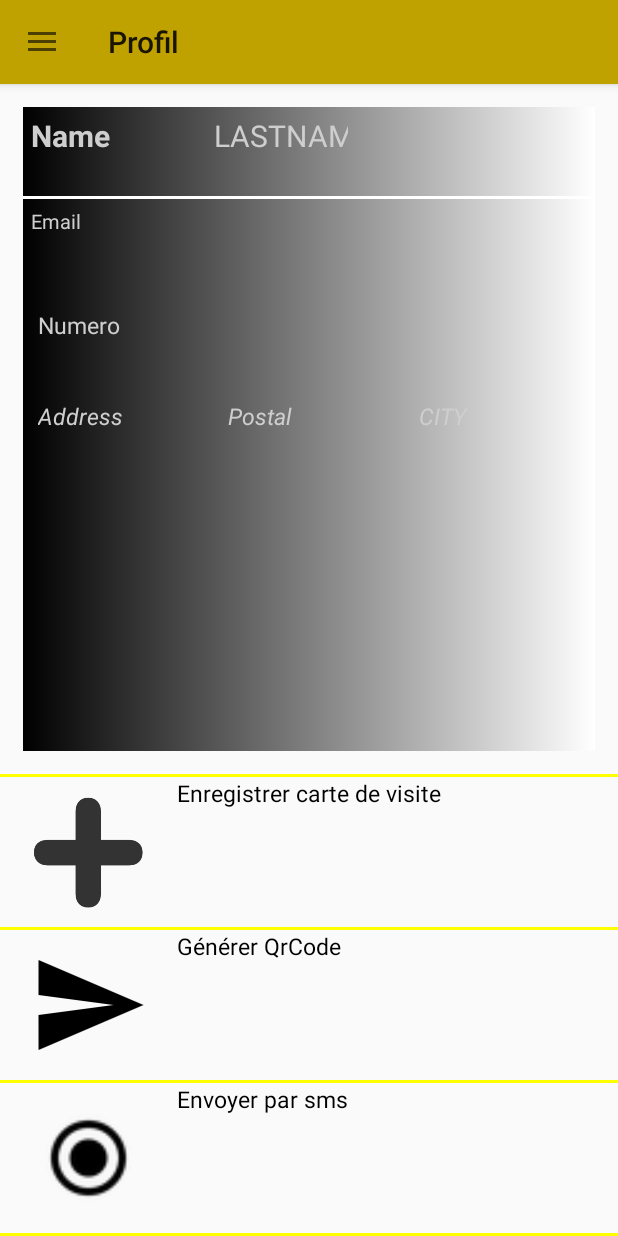
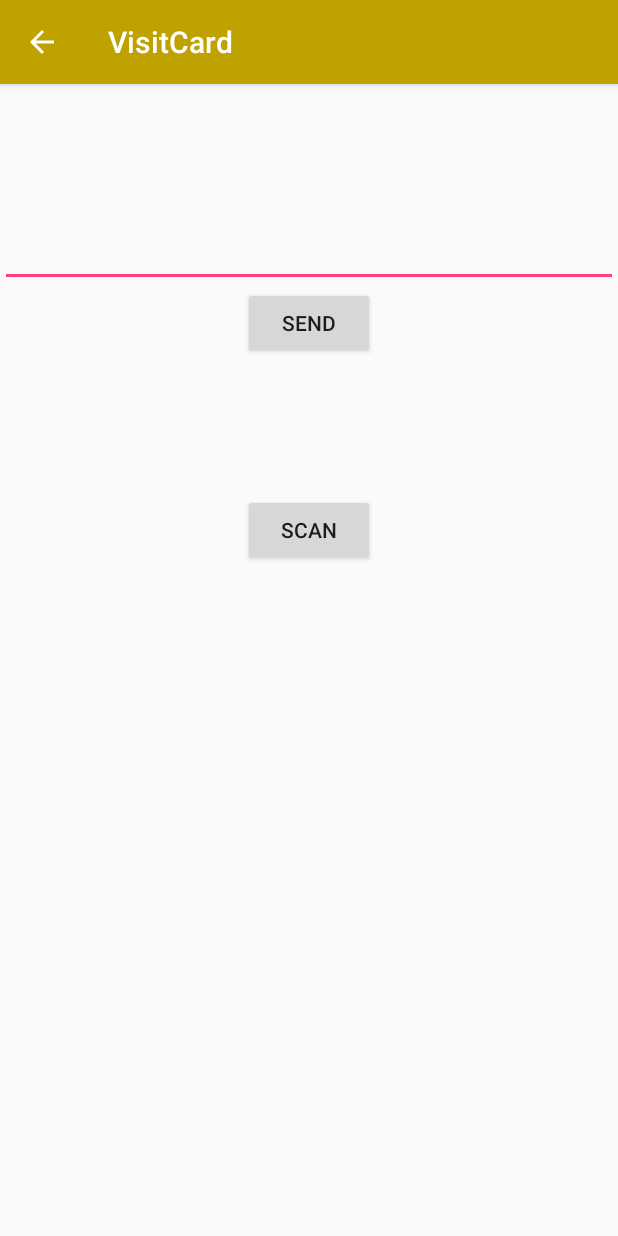
Before and after one commit to maumauuu/info-embarque-carte-de-visite, an Android app: the ProfilFragment screen opened directly, with no data from a screen before it, after a tap on "Envoyer par sms", on a phone screen of 412 x 824 dp. Run offline under Robolectric (Android 15) with nearby library versions, the phone set to English and light mode, and no system bars.

Commit message:
modification envoie du sms

```diff
--- a/app/src/main/AndroidManifest.xml
+++ b/app/src/main/AndroidManifest.xml
@@ -37,6 +37,9 @@
         <activity android:name=".CarteContact"
             android:parentActivityName=".MainActivity">
        </activity>
+        <activity android:name=".PhoneNumber"
+            android:parentActivityName=".MainActivity">
+        </activity>
     </application>
 
 </manifest>
--- a/app/src/main/java/com/CDV/MainActivity.java
+++ b/app/src/main/java/com/CDV/MainActivity.java
@@ -202,6 +202,7 @@ public class MainActivity extends AppCompatActivity
             if (result != null) {
 
                 if (result.getContents() == null) {
+
                 } else {
                     String c = result.getContents();
                     Fill(c);
--- /dev/null
+++ b/app/src/main/java/com/CDV/PhoneNumber.java
@@ -0,0 +1,72 @@
+package com.CDV;
+
+
+import android.content.Intent;
+import android.os.Bundle;
+import android.support.v7.app.AppCompatActivity;
+import android.telephony.SmsManager;
+import android.util.Log;
+import android.view.View;
+import android.widget.Button;
+import android.widget.EditText;
+import android.widget.Toast;
+
+import com.google.zxing.integration.android.IntentIntegrator;
+import com.google.zxing.integration.android.IntentResult;
+
+public class PhoneNumber extends AppCompatActivity {
+
+    private EditText num;
+    private String msg;
+    private Button send;
+
+    @Override
+    protected void onCreate(Bundle savedInstanceState) {
+        super.onCreate(savedInstanceState);
+        setContentView(R.layout.activity_phone_number);
+
+        num = (EditText) findViewById(R.id.phone);
+        send = (Button) findViewById(R.id.Send);
+
+
+        Intent i = getIntent();
+        msg = i.getStringExtra("msg");
+
+    }
+
+    //envoie le sms contenant la carte de visite
+    public void Sendsms(View view){
+        SmsManager.getDefault().sendTextMessage(num.getText().toString(), null, msg, null, null);
+        Toast.makeText(this, "SMS envoyé", Toast.LENGTH_SHORT).show();
+    }
+
+    //Demarre le sanner de qrcode
+    public  void scanner(View view){
+        IntentIntegrator integrator = new IntentIntegrator(this);
+        integrator.setDesiredBarcodeFormats(IntentIntegrator.ALL_CODE_TYPES);
+        integrator.setPrompt("Scan");
+        integrator.setCameraId(0);
+        integrator.setBeepEnabled(false);
+        integrator.setBarcodeImageEnabled(false);
+        integrator.initiateScan();
+    }
+
+    @Override
+    public void onActivityResult(int requestCode, int resultCode, Intent data) {
+
+        IntentResult result = IntentIntegrator.parseActivityResult(requestCode, resultCode, data);
+        if (result != null) {
+            if (result.getContents() == null) {
+
+            } else {
+                //on recupere lecontenu du qrcode
+                String c = result.getContents();
+                c = "5554";
+                num.setText(c);
+            }
+        } else {
+            super.onActivityResult(requestCode, resultCode, data);
+            startActivity(new Intent(this, MainActivity.class));
+        }
+    }
+}
--- a/app/src/main/java/com/CDV/fragment/ProfilFragment.java
+++ b/app/src/main/java/com/CDV/fragment/ProfilFragment.java
@@ -5,7 +5,6 @@ import android.content.Intent;
 import android.os.Bundle;
 import android.support.v4.app.Fragment;
 import android.telephony.SmsManager;
-import android.util.Log;
 import android.view.LayoutInflater;
 import android.view.View;
 import android.view.ViewGroup;
@@ -14,6 +13,7 @@ import android.widget.LinearLayout;
 import android.widget.Toast;
 
 import com.CDV.CodeActivity;
+import com.CDV.PhoneNumber;
 import com.CDV.R;
 import com.CDV.dataBase.Carte;
 import com.CDV.dataBase.CarteDataSource;
@@ -105,11 +105,12 @@ public class ProfilFragment extends Fragment {
         layoutSend.setOnClickListener(new View.OnClickListener(){
             @Override
             public void onClick(View v) {
+                Intent i = new Intent(getActivity(), PhoneNumber.class);
                 msg ="CDV" +"\n"+editprenom.getText().toString() + " "+editname.getText().toString()+"\n " +
                         editemail.getText().toString()+"\n " +editadresse.getText().toString() +" "+
                       editpostal.getText().toString() +" "+ editcity.getText().toString();
-                SmsManager.getDefault().sendTextMessage(editnumero.toString(), null, msg, null, null);
-                Toast.makeText(getActivity(), "SMS envoyé", Toast.LENGTH_SHORT).show();
+                i.putExtra("msg",msg);
+                startActivity(i);
             }
         });
 
--- /dev/null
+++ b/app/src/main/res/layout/activity_phone_number.xml
@@ -0,0 +1,44 @@
+<?xml version="1.0" encoding="utf-8"?>
+<LinearLayout xmlns:android="http://schemas.android.com/apk/res/android"
+    android:orientation="vertical" android:layout_width="match_parent"
+    android:layout_height="match_parent">
+
+
+
+    <View
+        android:layout_width="match_parent"
+        android:layout_height="90dp">
+    </View>
+    <EditText
+        android:layout_width="match_parent"
+        android:layout_height="wrap_content"
+        android:inputType="phone"
+        android:ems="10"
+        android:id="@+id/phone"
+        android:layout_gravity="center" />
+
+
+    <Button
+        android:layout_width="wrap_content"
+        android:layout_height="wrap_content"
+        android:text="Send"
+        android:id="@+id/Send"
+        android:layout_gravity="center_horizontal"
+        android:onClick="Sendsms"/>
+
+    <View
+        android:layout_width="match_parent"
+        android:layout_height="90dp"
+        >
+    </View>
+
+    <Button
+        android:id="@+id/Scan"
+        android:layout_width="wrap_content"
+        android:layout_height="wrap_content"
+        android:layout_gravity="center_horizontal"
+        android:text="Scan"
+        android:onClick="scanner"
+        />
+
+</LinearLayout>
```
